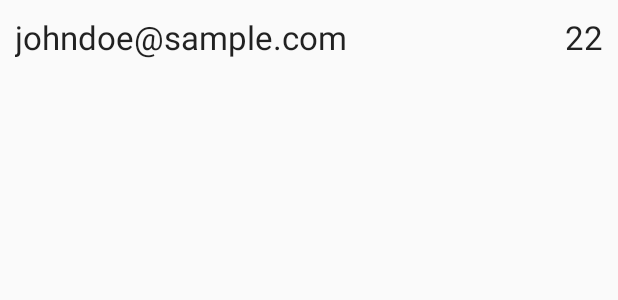
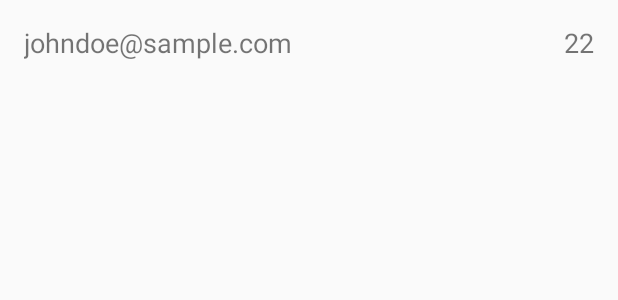
Before and after one commit to davidkroell/docker2go, an Android app: the layout list_item_connection.xml on its own in the app's theme, with its tools: preview values and no code run, on a phone screen of 412 x 824 dp. Shown: the top 300 px of the screen. Run offline under Robolectric (Android 15) with nearby library versions, the phone set to English and light mode, and no system bars.

Commit message:
change color theme; add translation; add commandExecutionSummary class; change command exectors exec behaviour

```diff
--- a/app/src/main/java/at/htl_villach/docker2go/Connection.java
+++ b/app/src/main/java/at/htl_villach/docker2go/Connection.java
@@ -23,8 +23,8 @@ public class Connection extends SugarRecord {
 
     @Ignore
     public interface onCommandStatusChangeListener {
-        void onCommandFinished(Object object);
-        void onAllCommandsFinished(Object object);
+        void onCommandFinished(Command command);
+        void onAllCommandsFinished(CommandExecutionSummary ces);
     }
 
     public Connection() {}
--- a/app/src/main/java/at/htl_villach/docker2go/OverviewActivity.java
+++ b/app/src/main/java/at/htl_villach/docker2go/OverviewActivity.java
@@ -63,7 +63,7 @@ public class OverviewActivity extends AppCompatActivity {
             Integer position = extras.getInt(ConnectionActivity.KEY_POSITION, 0);
             curConnection = Connection.listAll(Connection.class).get(position);
 
-            setTitle(curConnection.getUsername() + "@" + curConnection.getHostname());
+            getSupportActionBar().setTitle(curConnection.getUsername() + "@" + curConnection.getHostname());
         }else{
             Snackbar.make(findViewById(R.id.constraintLayout), "Something went wrong", Snackbar.LENGTH_LONG);
         }
--- a/app/src/main/res/drawable/ic_delete_black_24dp.xml
+++ b/app/src/main/res/drawable/ic_add_white_24dp.xml
@@ -4,6 +4,6 @@
         android:viewportWidth="24.0"
         android:viewportHeight="24.0">
     <path
-        android:fillColor="#FF000000"
-        android:pathData="M6,19c0,1.1 0.9,2 2,2h8c1.1,0 2,-0.9 2,-2V7H6v12zM19,4h-3.5l-1,-1h-5l-1,1H5v2h14V4z"/>
+        android:fillColor="#ffffff"
+        android:pathData="M19,13h-6v6h-2v-6H5v-2h6V5h2v6h6v2z"/>
 </vector>
--- a/app/src/main/res/drawable/ic_add_black_24dp.xml
+++ b/app/src/main/res/drawable/ic_delete_white_24dp.xml
@@ -4,6 +4,6 @@
         android:viewportWidth="24.0"
         android:viewportHeight="24.0">
     <path
-        android:fillColor="#FF000000"
-        android:pathData="M19,13h-6v6h-2v-6H5v-2h6V5h2v6h6v2z"/>
+        android:fillColor="#ffffff"
+        android:pathData="M6,19c0,1.1 0.9,2 2,2h8c1.1,0 2,-0.9 2,-2V7H6v12zM19,4h-3.5l-1,-1h-5l-1,1H5v2h14V4z"/>
 </vector>
--- a/app/src/main/res/drawable/ic_exit_to_app_black_24dp.xml
+++ b/app/src/main/res/drawable/ic_exit_to_app_white_24dp.xml
@@ -4,6 +4,6 @@
         android:viewportWidth="24.0"
         android:viewportHeight="24.0">
     <path
-        android:fillColor="#FF000000"
+        android:fillColor="#ffffff"
         android:pathData="M10.09,15.59L11.5,17l5,-5 -5,-5 -1.41,1.41L12.67,11H3v2h9.67l-2.58,2.59zM19,3H5c-1.11,0 -2,0.9 -2,2v4h2V5h14v14H5v-4H3v4c0,1.1 0.89,2 2,2h14c1.1,0 2,-0.9 2,-2V5c0,-1.1 -0.9,-2 -2,-2z"/>
 </vector>
--- a/app/src/main/res/layout/activity_connection.xml
+++ b/app/src/main/res/layout/activity_connection.xml
@@ -24,7 +24,7 @@
         android:layout_gravity="bottom|end"
         android:layout_margin="@dimen/fab_margin"
         app:fabSize="normal"
-        app:srcCompat="@drawable/ic_add_black_24dp"
+        app:srcCompat="@drawable/ic_add_white_24dp"
         tools:onClick="addConnection" />
 
 </android.support.design.widget.CoordinatorLayout>
--- a/app/src/main/res/layout/list_item_connection.xml
+++ b/app/src/main/res/layout/list_item_connection.xml
@@ -3,7 +3,7 @@
     android:orientation="horizontal"
     android:layout_width="match_parent"
     android:layout_height="match_parent"
-    android:padding="10dp">
+    android:padding="16dp">
 
     <TextView
         android:id="@+id/textViewHostString"
@@ -11,12 +11,12 @@
         android:layout_height="wrap_content"
         android:layout_weight="4"
         android:text="johndoe@sample.com"
-        android:textAppearance="?android:attr/textAppearanceLarge" />
+        android:textSize="18sp" />
 
     <TextView
         android:id="@+id/textViewSSHPort"
         android:layout_width="wrap_content"
         android:layout_height="wrap_content"
         android:text="22"
-        android:textAppearance="?android:attr/textAppearanceLarge" />
+        android:textSize="18sp" />
 </LinearLayout>
--- a/app/src/main/res/menu/menu_connection_details_edit.xml
+++ b/app/src/main/res/menu/menu_connection_details_edit.xml
@@ -5,12 +5,12 @@
     <item
         android:id="@+id/menuItemCancel"
         android:onClick="onMenuClick_Cancel"
-        android:title="Cancel"
+        android:title="@string/cancel"
         app:showAsAction="ifRoom" />
     <item
         android:id="@+id/menuItemDelete"
-        android:icon="@drawable/ic_delete_black_24dp"
+        android:icon="@drawable/ic_delete_white_24dp"
         android:onClick="onMenuClick_Delete"
-        android:title="Delete"
+        android:title="@string/delete"
         app:showAsAction="ifRoom" />
 </menu>
--- a/app/src/main/res/menu/menu_overview.xml
+++ b/app/src/main/res/menu/menu_overview.xml
@@ -4,7 +4,7 @@
     tools:context="at.htl_villach.docker2go.OverviewActivity">
     <item
         android:id="@+id/actionDisconnect"
-        android:icon="@drawable/ic_exit_to_app_black_24dp"
+        android:icon="@drawable/ic_exit_to_app_white_24dp"
         android:orderInCategory="100"
         android:title="Disconnect"
         app:showAsAction="ifRoom" />
--- a/app/src/main/res/values/colors.xml
+++ b/app/src/main/res/values/colors.xml
@@ -1,6 +1,27 @@
 <?xml version="1.0" encoding="utf-8"?>
+
 <resources>
-    <color name="colorPrimary">#3F51B5</color>
-    <color name="colorPrimaryDark">#303F9F</color>
-    <color name="colorAccent">#FF4081</color>
+<!--
+Orange-violett
+    <color name="colorPrimary">#7b1fa2</color>
+    <color name="colorPrimaryDark">#4a0072</color>
+    <color name="colorAccent">#f57c00</color>
+
+türkies-dunkelblau
+    <color name="colorPrimary">#5cdb95</color>
+    <color name="colorPrimaryDark">#1aa867</color>
+    <color name="colorAccent">#05386b</color>
+
+-->
+    <!-- rot-blau -->
+    <color name="colorPrimary">#c2001d</color>
+    <color name="colorPrimaryDark">#890000</color>
+    <color name="colorAccent">#55bcc9</color>
+
+    <!--
+dunkelblau-cyan
+<color name="colorPrimary">#1f2833</color>
+<color name="colorPrimaryDark">#00000c</color>
+<color name="colorAccent">#66fcf1</color>
+-->
 </resources>
```
Also changed, not shown: app/src/main/java/at/htl_villach/docker2go/AsyncTaskCommandExecutor.java (+23 -11 lines), app/src/main/java/at/htl_villach/docker2go/Command.java (+27 -0 lines), app/src/main/java/at/htl_villach/docker2go/CommandExecutionSummary.java (added, +40 -0 lines), app/src/main/java/at/htl_villach/docker2go/ConnectionDetailsActivity.java (+11 -7 lines), app/src/main/java/at/htl_villach/docker2go/DockerCommandBuilder.java (+53 -2 lines), app/src/main/res/layout/activity_connection_details.xml (+31 -23 lines), app/src/main/res/values/strings.xml (+10 -0 lines), 1 other file.
